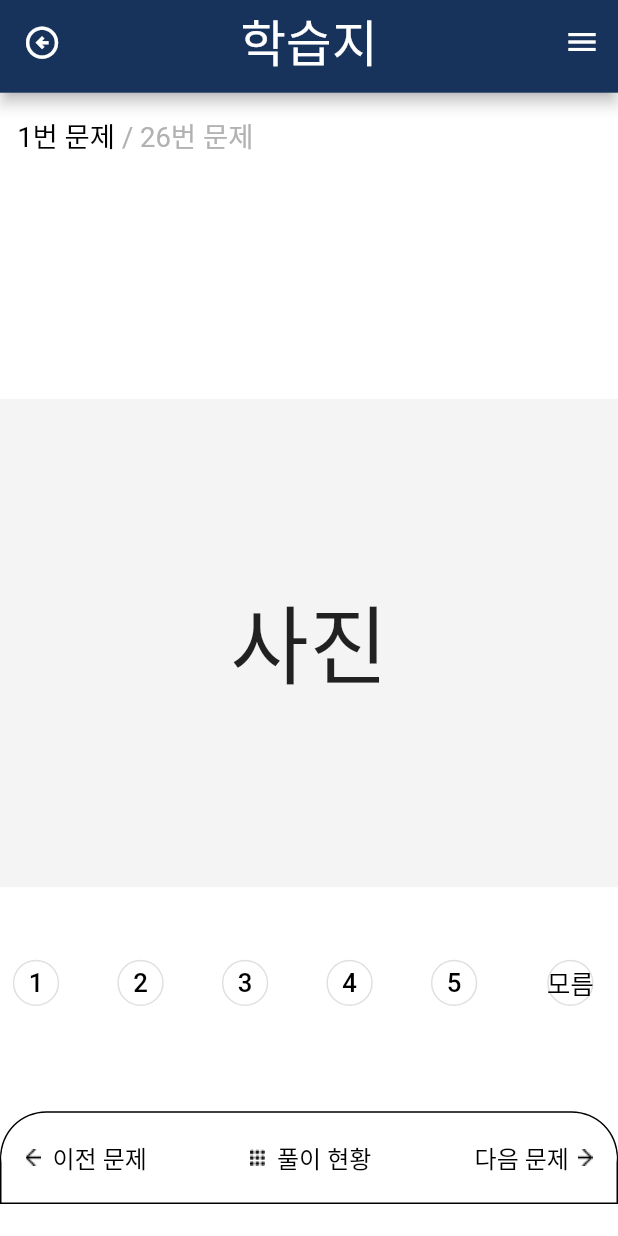
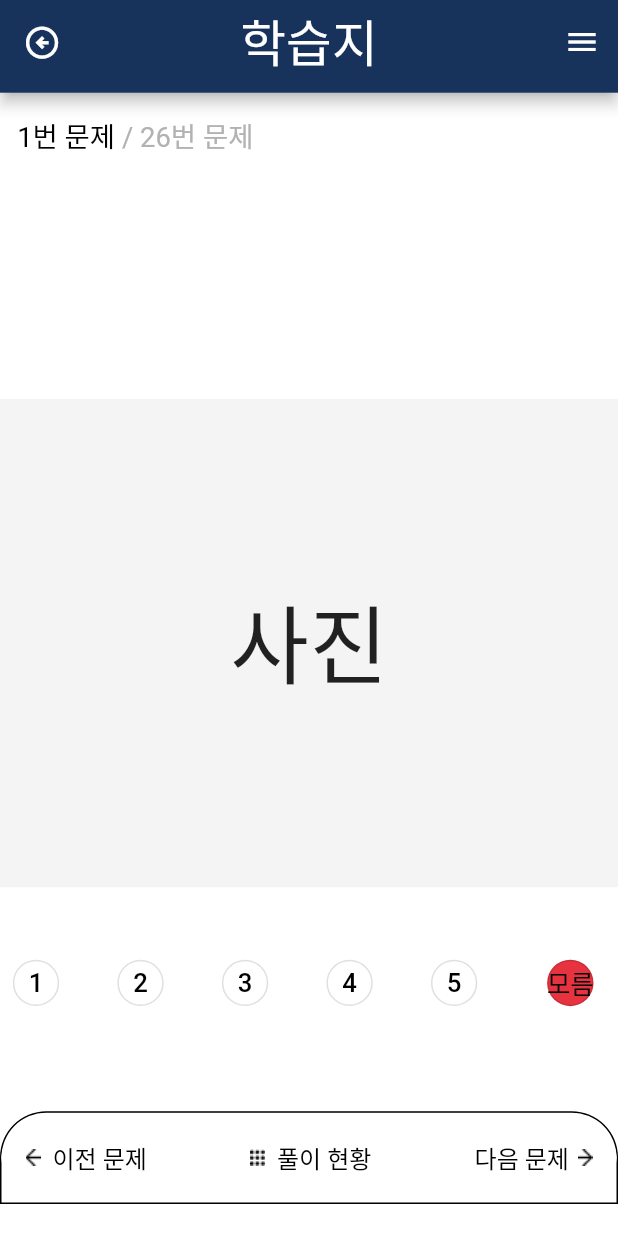
Before and after one commit to BSSMflat/BSSMflat-App, a Flutter app: the DetailPaper screen opened directly with empty values, on a phone screen of 412 x 824 dp. Run offline on Flutter 3.47's test engine with Material 2 defaults, Android fonts, the phone set to English and light mode, and no system bars; our stand-ins replace flutter_screenutil.

Commit message:
{CREATE] answer_button.dart

```diff
--- a/lib/widget/answer_button.dart
+++ b/lib/widget/answer_button.dart
@@ -71,12 +71,14 @@ class Answer {
           ),
           OutlinedButton(
             onPressed: () {},
+
             // ignore: sort_child_properties_last
             child: Text(
               "모름",
               style: TextStyle(fontSize: 15.sp, color: Colors.black),
             ),
             style: ElevatedButton.styleFrom(
+              primary: Color(0xffE6333F),
               minimumSize: Size(30.w, 30.h),
               shape: const CircleBorder(),
             ),
```
